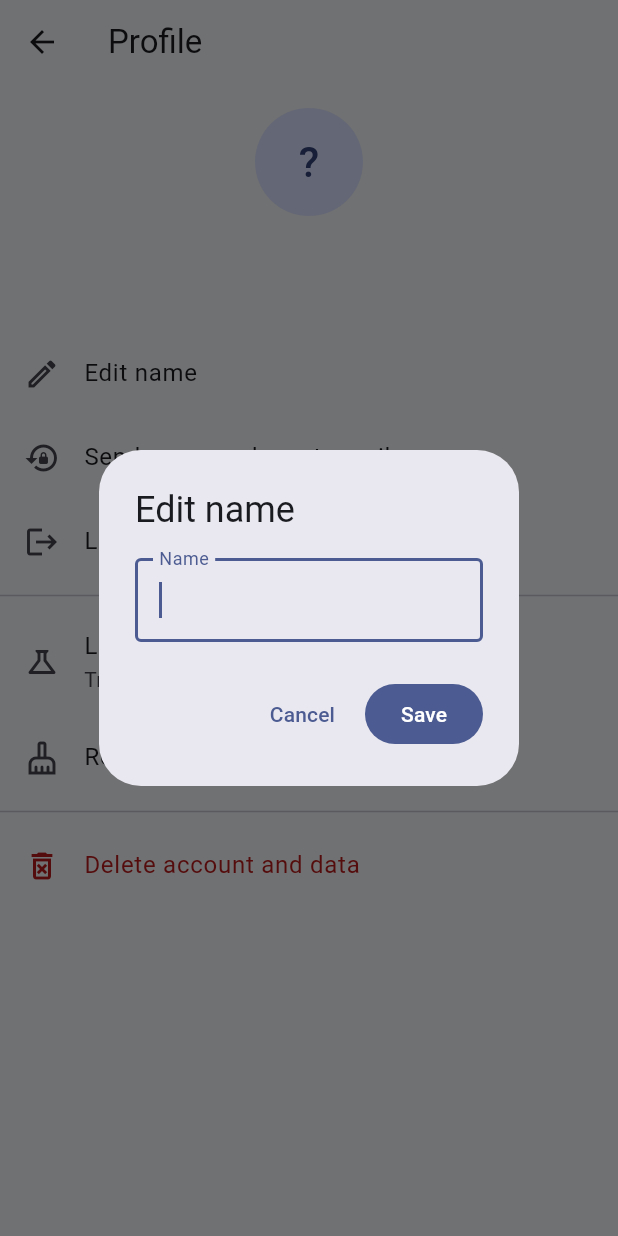
After one commit to clvnlai/lifemaxxing-capstone-project, a Flutter app: the ProfileScreen screen opened directly, after a tap on "Edit name", on a phone screen of 412 x 824 dp. The commit adds this screen. Run offline on Flutter 3.47's test engine with Material 3 defaults, Android fonts, the phone set to English and light mode, and no system bars; our stand-ins replace cloud_firestore, firebase_ai, firebase_auth, firebase_core; accounts and stored records are empty.

Commit message:
feat: consent at registration, profile screen, sample data tool

```diff
--- /dev/null
+++ b/lib/screens/profile_screen.dart
@@ -0,0 +1,263 @@
+import 'package:cloud_firestore/cloud_firestore.dart';
+import 'package:firebase_auth/firebase_auth.dart';
+import 'package:flutter/material.dart';
+import 'package:lifemaxxing/services/auth_service.dart';
+import 'package:lifemaxxing/services/demo_data.dart';
+
+class ProfileScreen extends StatefulWidget {
+  const ProfileScreen({super.key});
+
+  @override
+  State<ProfileScreen> createState() => _ProfileScreenState();
+}
+
+class _ProfileScreenState extends State<ProfileScreen> {
+  final _user = FirebaseAuth.instance.currentUser!;
+  final _db = FirebaseFirestore.instance;
+  bool _busy = false;
+
+  static const _collections = [
+    'tasks',
+    'assignments',
+    'habits',
+    'habitLogs',
+    'healthLogs',
+    'transactions',
+    'recommendations',
+  ];
+
+  void _snack(String m) {
+    if (!mounted) return;
+    ScaffoldMessenger.of(context).showSnackBar(SnackBar(content: Text(m)));
+  }
+
+  Future<void> _editName(String current) async {
+    final c = TextEditingController(text: current);
+    final name = await showDialog<String>(
+      context: context,
+      builder: (ctx) => AlertDialog(
+        title: const Text('Edit name'),
+        content: TextField(
+          controller: c,
+          autofocus: true,
+          decoration: const InputDecoration(
+              labelText: 'Name', border: OutlineInputBorder()),
+        ),
+        actions: [
+          TextButton(
+              onPressed: () => Navigator.pop(ctx),
+              child: const Text('Cancel')),
+          FilledButton(
+              onPressed: () => Navigator.pop(ctx, c.text.trim()),
+              child: const Text('Save')),
+        ],
+      ),
+    );
+    if (name == null || name.isEmpty) return;
+    await _user.updateDisplayName(name);
+    await _db.collection('users').doc(_user.uid).update({'name': name});
+    _snack('Name updated');
+  }
+
+  Future<void> _resetPassword() async {
+    try {
+      await FirebaseAuth.instance.sendPasswordResetEmail(email: _user.email!);
+      _snack('Password reset email sent to ${_user.email}');
+    } on FirebaseAuthException catch (e) {
+      _snack('Could not send email (${e.code})');
+    }
+  }
+
+  Future<void> _loadDemo() async {
+    final s = await showDialog<DemoScenario>(
+      context: context,
+      builder: (ctx) => SimpleDialog(
+        title: const Text('Load sample data'),
+        children: [
+          const Padding(
+            padding: EdgeInsets.fromLTRB(24, 0, 24, 12),
+            child: Text(
+                'Fills the last 7 days with example tasks, habits, health and '
+                'spending. It overwrites your health logs for those days.'),
+          ),
+          SimpleDialogOption(
+            onPressed: () =>
+                Navigator.pop(ctx, DemoScenario.lowSleepOverspending),
+            child: const Text('Low sleep and overspending week'),
+          ),
+          SimpleDialogOption(
+            onPressed: () => Navigator.pop(ctx, DemoScenario.balanced),
+            child: const Text('Balanced week'),
+          ),
+        ],
+      ),
+    );
+    if (s == null) return;
+    setState(() => _busy = true);
+    try {
+      await DemoData.load(s);
+      _snack('Sample data loaded');
+    } catch (_) {
+      _snack('Could not load sample data');
+    } finally {
+      if (mounted) setState(() => _busy = false);
+    }
+  }
+
+  Future<void> _clearDemo() async {
+    setState(() => _busy = true);
+    try {
+      await DemoData.clear();
+      _snack('Sample data removed');
+    } catch (_) {
+      _snack('Could not remove sample data');
+    } finally {
+      if (mounted) setState(() => _busy = false);
+    }
+  }
+
+  Future<void> _deleteCollection(
+      CollectionReference<Map<String, dynamic>> col) async {
+    while (true) {
+      final snap = await col.limit(400).get();
+      if (snap.docs.isEmpty) break;
+      final batch = _db.batch();
+      for (final d in snap.docs) {
+        batch.delete(d.reference);
+      }
+      await batch.commit();
+    }
+  }
+
+  Future<void> _deleteAccount() async {
+    final pw = TextEditingController();
+    final ok = await showDialog<bool>(
+      context: context,
+      builder: (ctx) => AlertDialog(
+        title: const Text('Delete account?'),
+        content: Column(
+          mainAxisSize: MainAxisSize.min,
+          crossAxisAlignment: CrossAxisAlignment.start,
+          children: [
+            const Text(
+                'This permanently deletes your account and all your data. '
+                'Enter your password to confirm.'),
+            const SizedBox(height: 12),
+            TextField(
+              controller: pw,
+              obscureText: true,
+              decoration: const InputDecoration(
+                  labelText: 'Password', border: OutlineInputBorder()),
+            ),
+          ],
+        ),
+        actions: [
+          TextButton(
+              onPressed: () => Navigator.pop(ctx, false),
+              child: const Text('Cancel')),
+          FilledButton(
+            style: FilledButton.styleFrom(
+                backgroundColor: Theme.of(ctx).colorScheme.error),
+            onPressed: () => Navigator.pop(ctx, true),
+            child: const Text('Delete'),
+          ),
+        ],
+      ),
+    );
+    if (ok != true) return;
+
+    setState(() => _busy = true);
+    try {
+      await _user.reauthenticateWithCredential(
+        EmailAuthProvider.credential(email: _user.email!, password: pw.text),
+      );
+      final userDoc = _db.collection('users').doc(_user.uid);
+      for (final c in _collections) {
+        await _deleteCollection(userDoc.collection(c));
+      }
+      await userDoc.delete();
+      await _user.delete();
+      if (mounted) Navigator.of(context).popUntil((r) => r.isFirst);
+    } on FirebaseAuthException catch (e) {
+      _snack(e.code == 'invalid-credential' || e.code == 'wrong-password'
+          ? 'Incorrect password.'
+          : 'Could not delete account (${e.code}).');
+    } finally {
+      if (mounted) setState(() => _busy = false);
+    }
+  }
+
+  @override
+  Widget build(BuildContext context) {
+    final error = Theme.of(context).colorScheme.error;
+    return Scaffold(
+      appBar: AppBar(title: const Text('Profile')),
+      body: StreamBuilder<DocumentSnapshot<Map<String, dynamic>>>(
+        stream: _db.collection('users').doc(_user.uid).snapshots(),
+        builder: (context, snap) {
+          final name = (snap.data?.data()?['name'] as String?) ??
+              _user.displayName ??
+              '';
+          return ListView(
+            children: [
+              const SizedBox(height: 16),
+              Center(
+                child: CircleAvatar(
+                  radius: 36,
+                  child: Text(name.isEmpty ? '?' : name[0].toUpperCase(),
+                      style: const TextStyle(fontSize: 28)),
+                ),
+              ),
+              const SizedBox(height: 12),
+              Center(
+                  child: Text(name,
+                      style: Theme.of(context).textTheme.titleLarge)),
+              Center(child: Text(_user.email ?? '')),
+              const SizedBox(height: 16),
+              ListTile(
+                leading: const Icon(Icons.edit_outlined),
+                title: const Text('Edit name'),
+                onTap: _busy ? null : () => _editName(name),
+              ),
+              ListTile(
+                leading: const Icon(Icons.lock_reset),
+                title: const Text('Send password reset email'),
+                onTap: _busy ? null : _resetPassword,
+              ),
+              ListTile(
+                leading: const Icon(Icons.logout),
+                title: const Text('Log out'),
+                onTap: _busy
+                    ? null
+                    : () {
+                        Navigator.pop(context);
+                        AuthService().signOut();
+                      },
+              ),
+              const Divider(),
+              ListTile(
+                leading: const Icon(Icons.science_outlined),
+                title: const Text('Load sample data'),
+                subtitle: const Text('Try the app without typing everything in'),
+                onTap: _busy ? null : _loadDemo,
+              ),
+              ListTile(
+                leading: const Icon(Icons.cleaning_services_outlined),
+                title: const Text('Remove sample data'),
+                onTap: _busy ? null : _clearDemo,
+              ),
+              const Divider(),
+              ListTile(
+                leading: Icon(Icons.delete_forever_outlined, color: error),
+                title: Text('Delete account and data',
+                    style: TextStyle(color: error)),
+                onTap: _busy ? null : _deleteAccount,
+              ),
+              if (_busy) const LinearProgressIndicator(),
+            ],
+          );
+        },
+      ),
+    );
+  }
+}
--- a/lib/services/auth_service.dart
+++ b/lib/services/auth_service.dart
@@ -19,6 +19,7 @@ class AuthService {
       'name': name,
       'email': email,
       'createdAt': FieldValue.serverTimestamp(),
+      'consentAt': FieldValue.serverTimestamp(),
     });
   }
 
```
Also changed, not shown: lib/screens/auth_screen.dart (+54 -0 lines), lib/screens/main_shell.dart (+9 -0 lines), lib/services/demo_data.dart (added, +153 -0 lines).
